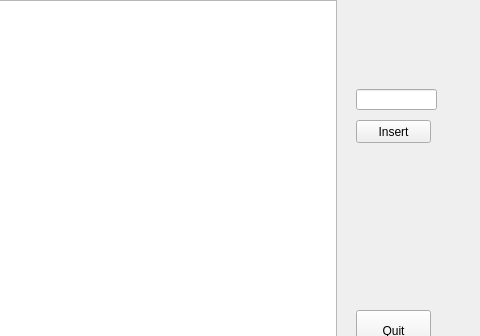
Old version of the form Visualizer/treewidget.ui in the repository sauzzon/Visualization; both pictures show x 894 to 1374 and y 0 to 336 of the 1374 by 720 pixel window.
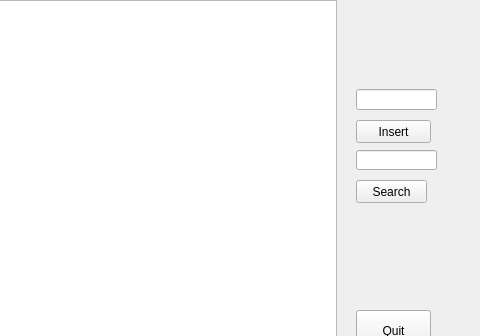
New version of the form.

Commit message: Search Functionality with current Status added(No animation shown)

Patch:
```diff
--- a/Visualizer/treewidget.ui
+++ b/Visualizer/treewidget.ui
@@ -65,6 +65,42 @@
     <string>Insert</string>
    </property>
   </widget>
+  <widget class="QLabel" name="treeStatus">
+   <property name="geometry">
+    <rect>
+     <x>790</x>
+     <y>0</y>
+     <width>441</width>
+     <height>31</height>
+    </rect>
+   </property>
+   <property name="text">
+    <string/>
+   </property>
+  </widget>
+  <widget class="QLineEdit" name="searchValue">
+   <property name="geometry">
+    <rect>
+     <x>1250</x>
+     <y>150</y>
+     <width>81</width>
+     <height>20</height>
+    </rect>
+   </property>
+  </widget>
+  <widget class="QPushButton" name="searchButton">
+   <property name="geometry">
+    <rect>
+     <x>1250</x>
+     <y>180</y>
+     <width>71</width>
+     <height>23</height>
+    </rect>
+   </property>
+   <property name="text">
+    <string>Search</string>
+   </property>
+  </widget>
  </widget>
  <resources/>
  <connections/>
```
The commit also changes 4 other files.
